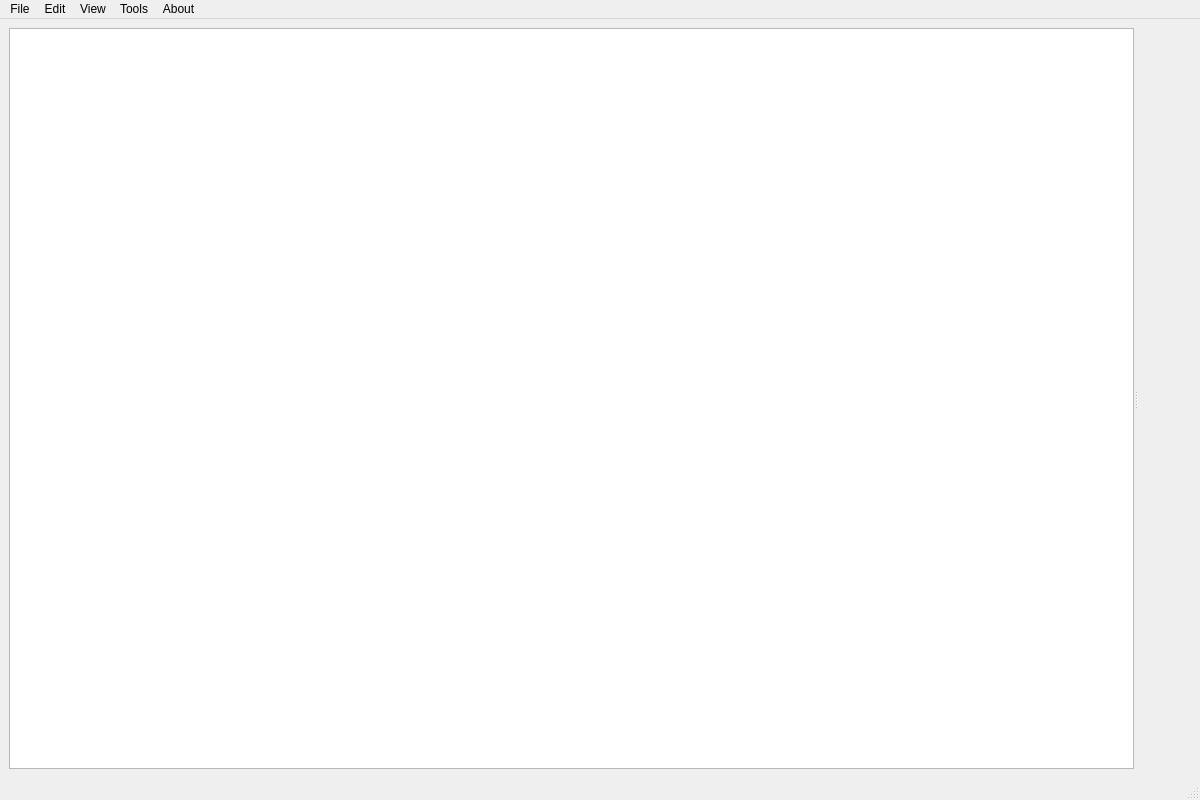
First picture: the form in src/mainwindow.ui, repository N1vn0vem8er/cutetoolbox, before the edit.
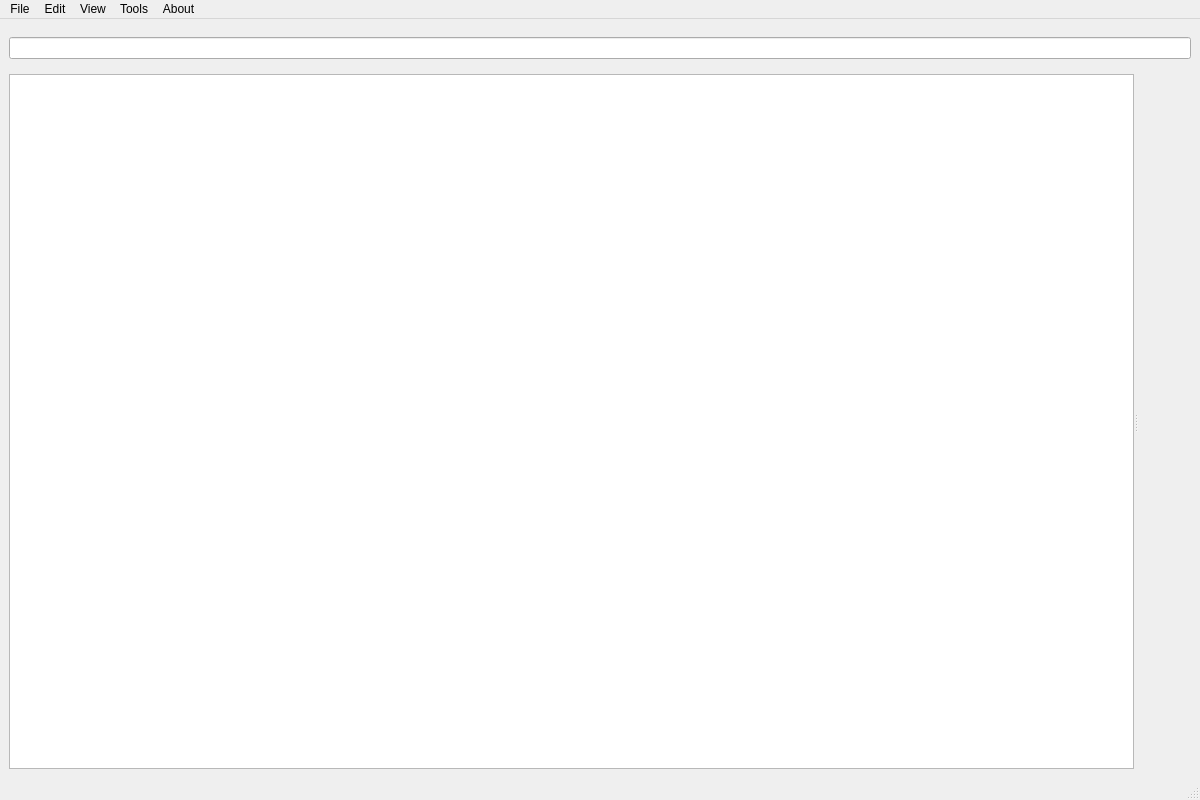
Second picture: the form after the edit. Icons and pictures are not drawn.

```diff
--- a/src/mainwindow.ui
+++ b/src/mainwindow.ui
@@ -21,7 +21,26 @@
    <locale language="English" country="UnitedStates"/>
   </property>
   <widget class="QWidget" name="centralwidget">
-   <layout class="QHBoxLayout" name="horizontalLayout">
+   <layout class="QVBoxLayout" name="verticalLayout_2" stretch="0,1">
+    <item>
+     <widget class="QWidget" name="searchWidget" native="true">
+      <layout class="QHBoxLayout" name="horizontalLayout">
+       <property name="leftMargin">
+        <number>0</number>
+       </property>
+       <property name="rightMargin">
+        <number>0</number>
+       </property>
+       <item>
+        <widget class="QLineEdit" name="lineEdit">
+         <property name="clearButtonEnabled">
+          <bool>true</bool>
+         </property>
+        </widget>
+       </item>
+      </layout>
+     </widget>
+    </item>
     <item>
      <widget class="QSplitter" name="splitter">
       <property name="orientation">
```
Left out of the diff: 13 changed lines with no effect on the pictures.
